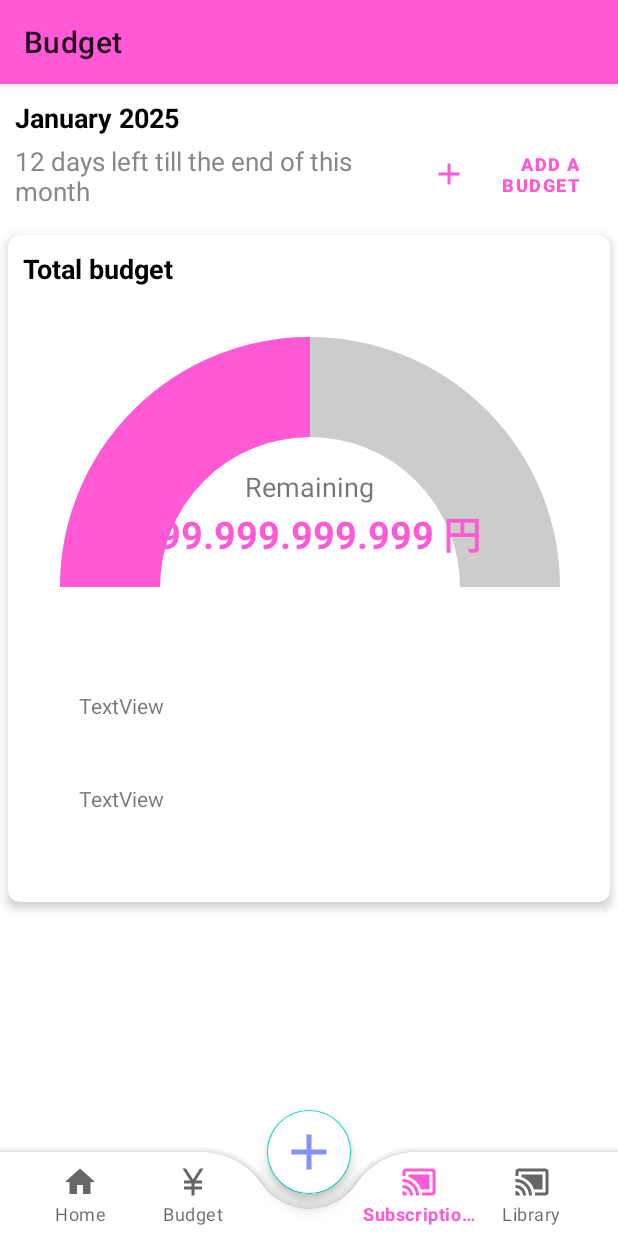
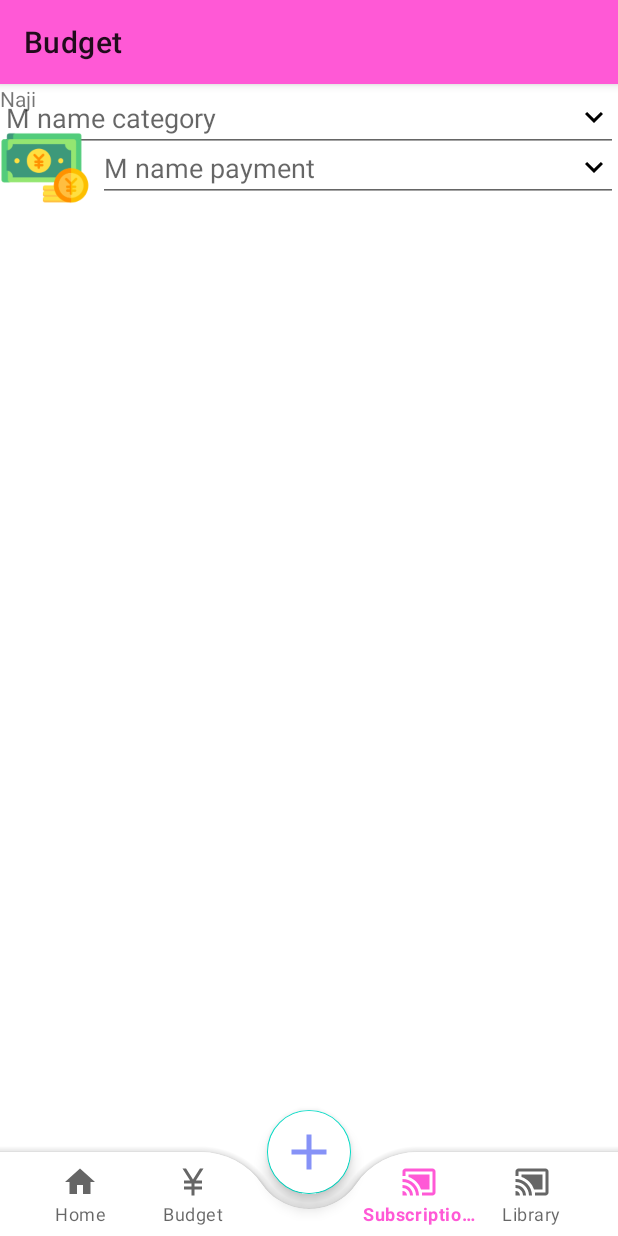
Before and after one commit to IamDieuKhanh2001/ExpenseManagement, an Android app: the screen it shows after launch (MainActivity), item 4 of the bottom bar chosen, on a phone screen of 412 x 824 dp. Run offline under Robolectric (Android 15) with nearby library versions, the phone set to English and light mode, and no system bars.

Commit message:
m name list

```diff
--- a/app/src/main/java/com/khanh/expensemanagement/BaseActivity.java
+++ b/app/src/main/java/com/khanh/expensemanagement/BaseActivity.java
@@ -13,6 +13,7 @@ import com.google.android.material.bottomnavigation.BottomNavigationView;
 import com.google.android.material.floatingactionbutton.FloatingActionButton;
 import com.khanh.expensemanagement.budget.BudgetFragment;
 import com.khanh.expensemanagement.home.HomeFragment;
+import com.khanh.expensemanagement.naiji.NaijiFragment;
 import com.khanh.expensemanagement.register_trans.RegisterTransActivity;
 
 public class BaseActivity extends AppCompatActivity {
@@ -39,7 +40,7 @@ public class BaseActivity extends AppCompatActivity {
             } else if (item.getItemId() == R.id.budget) {
                 replaceFragment(new BudgetFragment());
             } else if (item.getItemId() == R.id.subscriptions) {
-//                replaceFragment(new SubscriptionFragment());
+                replaceFragment(new NaijiFragment());
             } else if (item.getItemId() == R.id.library) {
 //                replaceFragment(new LibraryFragment());
             }
--- /dev/null
+++ b/app/src/main/java/com/khanh/expensemanagement/naiji/NaijiFragment.java
@@ -0,0 +1,171 @@
+package com.khanh.expensemanagement.naiji;
+
+import android.app.Dialog;
+import android.graphics.Color;
+import android.graphics.drawable.ColorDrawable;
+import android.os.Bundle;
+
+import androidx.fragment.app.Fragment;
+import androidx.recyclerview.widget.GridLayoutManager;
+import androidx.recyclerview.widget.RecyclerView;
+
+import android.view.Gravity;
+import android.view.LayoutInflater;
+import android.view.View;
+import android.view.ViewGroup;
+import android.view.Window;
+import android.widget.EditText;
+import android.widget.ImageView;
+import android.widget.TextView;
+import android.widget.Toast;
+
+import com.khanh.expensemanagement.R;
+import com.khanh.expensemanagement.m_name.kbn.CategoryClass;
+import com.khanh.expensemanagement.m_name.kbn.SourcePaymentClass;
+import com.khanh.expensemanagement.m_name.view.MNameAdapter;
+
+/**
+ * A simple {@link Fragment} subclass.
+ * Use the {@link NaijiFragment#newInstance} factory method to
+ * create an instance of this fragment.
+ */
+public class NaijiFragment extends Fragment {
+
+    // TODO: Rename parameter arguments, choose names that match
+    // the fragment initialization parameters, e.g. ARG_ITEM_NUMBER
+    private static final String ARG_PARAM1 = "param1";
+    private static final String ARG_PARAM2 = "param2";
+
+    // TODO: Rename and change types of parameters
+    private String mParam1;
+    private String mParam2;
+
+    private EditText m_name_source;
+    private EditText m_name_category;
+    private RecyclerView m_name_recycler_view;
+    private TextView m_name_title;
+
+    public NaijiFragment() {
+        // Required empty public constructor
+    }
+
+    /**
+     * Use this factory method to create a new instance of
+     * this fragment using the provided parameters.
+     *
+     * @param param1 Parameter 1.
+     * @param param2 Parameter 2.
+     * @return A new instance of fragment NaijiFragment.
+     */
+    // TODO: Rename and change types and number of parameters
+    public static NaijiFragment newInstance(String param1, String param2) {
+        NaijiFragment fragment = new NaijiFragment();
+        Bundle args = new Bundle();
+        args.putString(ARG_PARAM1, param1);
+        args.putString(ARG_PARAM2, param2);
+        fragment.setArguments(args);
+        return fragment;
+    }
+
+    @Override
+    public void onCreate(Bundle savedInstanceState) {
+        super.onCreate(savedInstanceState);
+        if (getArguments() != null) {
+            mParam1 = getArguments().getString(ARG_PARAM1);
+            mParam2 = getArguments().getString(ARG_PARAM2);
+        }
+    }
+
+    @Override
+    public View onCreateView(LayoutInflater inflater, ViewGroup container,
+                             Bundle savedInstanceState) {
+        // Inflate the layout for this fragment
+        View view = inflater.inflate(R.layout.fragment_naiji, container, false);
+        initWidgets(view);
+        return view;
+    }
+
+    private void initWidgets(View view) {
+        m_name_source = view.findViewById(R.id.m_name_source);
+        m_name_source.setFocusable(false);
+        m_name_source.setClickable(true);
+        m_name_source.setOnClickListener(view_m_name -> {
+
+            showBottomDialog(SourcePaymentClass.NAME_IDENT_CD, true);
+        });
+
+        m_name_category = view.findViewById(R.id.m_name_category);
+        m_name_category.setFocusable(false);
+        m_name_category.setClickable(true);
+        m_name_category.setOnClickListener(view_m_name -> {
+
+            showBottomCategoryDialog(CategoryClass.NAME_IDENT_CD, false);
+        });
+    }
+
+    private void showBottomCategoryDialog(String nameIdentCd, Boolean enableCellIcon) {
+
+        final Dialog dialog = new Dialog(getActivity());
+        dialog.requestWindowFeature(Window.FEATURE_NO_TITLE);
+        dialog.setContentView(R.layout.m_name_bottom);
+        ImageView cancelButton = dialog.findViewById(R.id.cancelButton);
+
+        cancelButton.setOnClickListener(view -> dialog.dismiss());
+
+        // add data dialog
+        m_name_recycler_view = dialog.findViewById(R.id.m_name_recycler_view);
+        m_name_title = dialog.findViewById(R.id.m_name_title);
+        m_name_title.setText("カテゴリー");
+
+        MNameAdapter mNameAdapter = new MNameAdapter(getContext(), getActivity(), nameIdentCd, enableCellIcon, (position, mName, view) -> {
+            Toast.makeText(getContext(), "Clicked: " + mName.getNameCd(), Toast.LENGTH_SHORT).show();
+            m_name_category.setText(mName.getNameSs());
+
+            dialog.dismiss(); // close dialog
+        });
+
+        m_name_recycler_view.setAdapter(mNameAdapter);
+        RecyclerView.LayoutManager layoutManager = new GridLayoutManager(getContext(), 4);
+        m_name_recycler_view.setLayoutManager(layoutManager);
+
+        // display dialog
+        dialog.show();
+        dialog.getWindow().setLayout(ViewGroup.LayoutParams.MATCH_PARENT, ViewGroup.LayoutParams.WRAP_CONTENT);
+        dialog.getWindow().setBackgroundDrawable(new ColorDrawable(Color.TRANSPARENT));
+        dialog.getWindow().getAttributes().windowAnimations = R.style.DialogAnimation;
+        dialog.getWindow().setGravity(Gravity.BOTTOM);
+    }
+
+    private void showBottomDialog(String nameIdentCd, Boolean enableCellIcon) {
+
+        final Dialog dialog = new Dialog(getActivity());
+        dialog.requestWindowFeature(Window.FEATURE_NO_TITLE);
+        dialog.setContentView(R.layout.m_name_bottom);
+        ImageView cancelButton = dialog.findViewById(R.id.cancelButton);
+
+        cancelButton.setOnClickListener(view -> dialog.dismiss());
+
+        // add data dialog
+        m_name_recycler_view = dialog.findViewById(R.id.m_name_recycler_view);
+        m_name_title = dialog.findViewById(R.id.m_name_title);
+        m_name_title.setText("支払い方");
+
+        MNameAdapter mNameAdapter = new MNameAdapter(getContext(), getActivity(), nameIdentCd, enableCellIcon, (position, mName, view) -> {
+            Toast.makeText(getContext(), "Clicked: " + mName.getNameCd(), Toast.LENGTH_SHORT).show();
+            m_name_source.setText(mName.getNameSs());
+
+            dialog.dismiss(); // close dialog
+        });
+
+        m_name_recycler_view.setAdapter(mNameAdapter);
+        RecyclerView.LayoutManager layoutManager = new GridLayoutManager(getContext(), 4);
+        m_name_recycler_view.setLayoutManager(layoutManager);
+
+        // display dialog
+        dialog.show();
+        dialog.getWindow().setLayout(ViewGroup.LayoutParams.MATCH_PARENT, ViewGroup.LayoutParams.WRAP_CONTENT);
+        dialog.getWindow().setBackgroundDrawable(new ColorDrawable(Color.TRANSPARENT));
+        dialog.getWindow().getAttributes().windowAnimations = R.style.DialogAnimation;
+        dialog.getWindow().setGravity(Gravity.BOTTOM);
+    }
+}
--- a/app/src/main/java/com/khanh/expensemanagement/util/db/DatabaseHelper.java
+++ b/app/src/main/java/com/khanh/expensemanagement/util/db/DatabaseHelper.java
@@ -22,6 +22,7 @@ public class DatabaseHelper extends SQLiteOpenHelper {
     private String TABLE_CATEGORIES = "categories";
     private String TABLE_TRANSACTION = "transactions";
     private String TABLE_SOURCES = "sources";
+    private String TABLE_M_NAME = "m_name";
 
     public DatabaseHelper(@Nullable Context context) {
         super(context, DATABASE_NAME, null, DATABASE_VERSION);
@@ -59,9 +60,26 @@ public class DatabaseHelper extends SQLiteOpenHelper {
                 "upd_dttm" + " TEXT " +
                 ");";
 
+        String queryCreateMName = "CREATE TABLE " + TABLE_M_NAME +
+                " (" +
+                "id" + " INTEGER PRIMARY KEY AUTOINCREMENT NOT NULL UNIQUE, " +
+                "name_ident_cd" + " TEXT NOT NULL, " +
+                "name_cd" + " TEXT NOT NULL, " +
+                "name_ident_name" + " TEXT NOT NULL, " +
+                "name_ident_note" + " TEXT NOT NULL, " +
+                "name_display_seq" + " INTEGER NOT NULL, " +
+                "name_ss" + " TEXT NOT NULL, " +
+                "name_rk" + " TEXT NOT NULL, " +
+                "drawable_icon_url" + " TEXT, " +
+                "ins_dttm" + " TEXT, " +
+                "upd_dttm" + " TEXT, " +
+                "CONSTRAINT m_name_index1 UNIQUE (name_ident_cd, name_cd)" +
+                ");";
+
         sqLiteDatabase.execSQL(queryCreateCategories);
         sqLiteDatabase.execSQL(queryCreateTransaction);
         sqLiteDatabase.execSQL(queryCreateSources);
+        sqLiteDatabase.execSQL(queryCreateMName);
 
         createSeedData(sqLiteDatabase);
     }
@@ -95,11 +113,34 @@ public class DatabaseHelper extends SQLiteOpenHelper {
                 "INSERT INTO sources (\"id\",\"name_ss\",\"image\") VALUES (2,'振込','ic_source_card');",
                 "INSERT INTO sources (\"id\",\"name_ss\",\"image\") VALUES (3,'スイカ','ic_source_suica');",
                 "INSERT INTO sources (\"id\",\"name_ss\",\"image\") VALUES (4,'その他',NULL);",
+
+                "INSERT INTO " + TABLE_M_NAME + " (\"id\",\"name_ident_cd\",\"name_cd\",\"name_ident_name\",\"name_ident_note\",\"name_display_seq\",\"name_ss\",\"name_rk\",\"drawable_icon_url\",\"ins_dttm\",\"upd_dttm\") VALUES (1,'sourcePaymentKbn','1','支払い方','',1,'現金','現金','ic_source_cash','2025-02-01','2025-02-01');",
+                "INSERT INTO " + TABLE_M_NAME + " (\"id\",\"name_ident_cd\",\"name_cd\",\"name_ident_name\",\"name_ident_note\",\"name_display_seq\",\"name_ss\",\"name_rk\",\"drawable_icon_url\",\"ins_dttm\",\"upd_dttm\") VALUES (2,'sourcePaymentKbn','2','支払い方','',2,'振込','振込','ic_source_card','2025-02-01','2025-02-01');",
+                "INSERT INTO " + TABLE_M_NAME + " (\"id\",\"name_ident_cd\",\"name_cd\",\"name_ident_name\",\"name_ident_note\",\"name_display_seq\",\"name_ss\",\"name_rk\",\"drawable_icon_url\",\"ins_dttm\",\"upd_dttm\") VALUES (3,'sourcePaymentKbn','3','支払い方','',3,'スイカ','スイカ','ic_source_suica','2025-02-01','2025-02-01');",
+                "INSERT INTO " + TABLE_M_NAME + " (\"id\",\"name_ident_cd\",\"name_cd\",\"name_ident_name\",\"name_ident_note\",\"name_display_seq\",\"name_ss\",\"name_rk\",\"drawable_icon_url\",\"ins_dttm\",\"upd_dttm\") VALUES (4,'sourcePaymentKbn','4','支払い方','',4,'その他','他',NULL,'2025-02-01','2025-02-01');",
+
+                "INSERT INTO " + TABLE_M_NAME + " (\"id\",\"name_ident_cd\",\"name_cd\",\"name_ident_name\",\"name_ident_note\",\"name_display_seq\",\"name_ss\",\"name_rk\",\"drawable_icon_url\",\"ins_dttm\",\"upd_dttm\") VALUES (5,'categoryKbn','1','カテゴリー','',1,'食べ物','食べ物',NULL,'2025-02-01','2025-02-01');",
+                "INSERT INTO " + TABLE_M_NAME + " (\"id\",\"name_ident_cd\",\"name_cd\",\"name_ident_name\",\"name_ident_note\",\"name_display_seq\",\"name_ss\",\"name_rk\",\"drawable_icon_url\",\"ins_dttm\",\"upd_dttm\") VALUES (6,'categoryKbn','2','カテゴリー','',2,'輸送','輸送',NULL,'2025-02-01','2025-02-01');"
+
         };
 
         for (String query : seederQueries) {
             db.execSQL(query);
         }
+    }
+
+    public Cursor mNameFindAll(String nameIdentCd) {
+        String query = "SELECT " + "name_ident_cd, name_cd, name_ident_name, name_ss, drawable_icon_url" +
+                " FROM " + TABLE_M_NAME +
+                " WHERE m_name.name_ident_cd = ?" +
+                " ORDER BY m_name.name_display_seq ASC";
+        SQLiteDatabase db = this.getReadableDatabase();
+
+        Cursor cursor = null;
+        if (db != null) {
+            cursor = db.rawQuery(query, new String[]{String.valueOf(nameIdentCd)});
+        }
+        return cursor;
     }
 
     public Cursor sourceFindAll() {
--- /dev/null
+++ b/app/src/main/res/layout/fragment_naiji.xml
@@ -0,0 +1,50 @@
+<?xml version="1.0" encoding="utf-8"?>
+<FrameLayout xmlns:android="http://schemas.android.com/apk/res/android"
+    xmlns:tools="http://schemas.android.com/tools"
+    android:layout_width="match_parent"
+    android:layout_height="match_parent"
+    xmlns:app="http://schemas.android.com/apk/res-auto"
+    tools:context=".naiji.NaijiFragment">
+
+    <!-- TODO: Update blank fragment layout -->
+    <TextView
+        android:layout_width="match_parent"
+        android:layout_height="match_parent"
+        android:text="Naji" />
+
+    <EditText
+        android:id="@+id/m_name_category"
+        android:layout_width="match_parent"
+        android:layout_height="wrap_content"
+        android:drawableRight="@drawable/baseline_keyboard_arrow_down_24"
+        android:ems="10"
+        android:hint="M name category"
+        app:layout_constraintEnd_toEndOf="parent"
+        app:layout_constraintStart_toStartOf="parent"
+        app:layout_constraintTop_toTopOf="parent" />
+
+    <LinearLayout
+        android:layout_width="match_parent"
+        android:layout_height="wrap_content"
+        android:gravity="center_vertical"
+        android:orientation="horizontal"
+        android:layout_marginTop="26dp">
+        <ImageView
+            android:id="@+id/m_name_source_icon"
+            app:srcCompat="@drawable/ic_source_cash"
+            android:layout_marginRight="5dp"
+            android:layout_width="60dp"
+            android:layout_height="60dp" />
+        <EditText
+            android:id="@+id/m_name_source"
+            android:layout_width="match_parent"
+            android:layout_height="wrap_content"
+            android:drawableRight="@drawable/baseline_keyboard_arrow_down_24"
+            android:ems="10"
+            android:hint="M name payment"
+            app:layout_constraintEnd_toEndOf="parent"
+            app:layout_constraintStart_toStartOf="parent"
+            app:layout_constraintTop_toTopOf="parent" />
+    </LinearLayout>
+
+</FrameLayout>
--- a/app/src/main/res/values/strings.xml
+++ b/app/src/main/res/values/strings.xml
@@ -4,6 +4,4 @@
     <string name="forward"><![CDATA[->]]></string>
     <string name="transaction_history_title">Transactions on %1$s</string>
     <string name="transaction_up">-%1$s 円</string>
-    <!-- TODO: Remove or change this placeholder text -->
-    <string name="hello_blank_fragment">Hello blank fragment</string>
 </resources>
```
Also changed, not shown: app/src/main/java/com/khanh/expensemanagement/m_name/kbn/CategoryClass.java (added, +40 -0 lines), app/src/main/java/com/khanh/expensemanagement/m_name/kbn/SourcePaymentClass.java (added, +22 -0 lines), app/src/main/java/com/khanh/expensemanagement/m_name/view/MName.java (added, +131 -0 lines), app/src/main/java/com/khanh/expensemanagement/m_name/view/MNameAdapter.java (added, +106 -0 lines), app/src/main/java/com/khanh/expensemanagement/m_name/view/MNameViewHolder.java (added, +41 -0 lines), app/src/main/res/layout/m_name_bottom.xml (added, +49 -0 lines), app/src/main/res/layout/m_name_cell.xml (added, +25 -0 lines).
